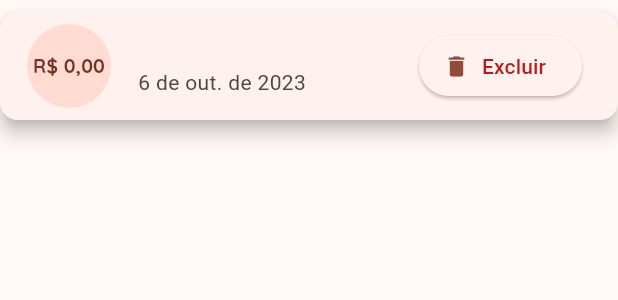
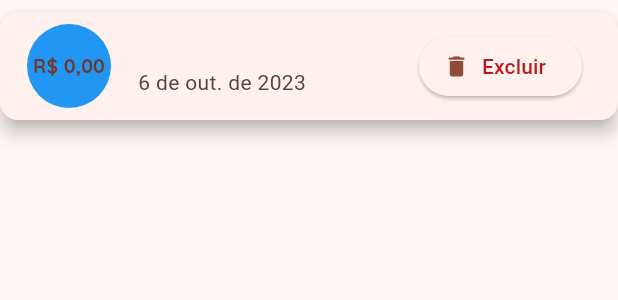
Before and after one commit to laesant/expenses, a Flutter app: the TransactionItem widget shown alone on an empty page, opened directly with empty values, on a phone screen of 412 x 824 dp. Shown: the top 300 px of the screen. Run offline on Flutter 3.47's test engine with Material 2 defaults, Android fonts, the phone set to English and light mode, and no system bars.

Commit message:
Usando Chaves

```diff
--- a/lib/components/transaction_item.dart
+++ b/lib/components/transaction_item.dart
@@ -1,8 +1,10 @@
+import 'dart:math';
+
 import 'package:expenses/models/transaction.dart';
 import 'package:flutter/material.dart';
 import 'package:intl/intl.dart';
 
-class TransactionItem extends StatelessWidget {
+class TransactionItem extends StatefulWidget {
   const TransactionItem({
     super.key,
     required this.onRemove,
@@ -11,6 +13,30 @@ class TransactionItem extends StatelessWidget {
 
   final void Function(String p1) onRemove;
   final Transaction transaction;
+
+  @override
+  State<TransactionItem> createState() => _TransactionItemState();
+}
+
+class _TransactionItemState extends State<TransactionItem> {
+  final colors = [
+    Colors.blue,
+    Colors.purple,
+    Colors.red,
+    Colors.yellow,
+    Colors.orange,
+    Colors.amber,
+  ];
+
+  late final Color _backgroundColor;
+
+  @override
+  void initState() {
+    int index = Random().nextInt(5);
+    _backgroundColor = colors[index];
+    super.initState();
+  }
+
   @override
   Widget build(BuildContext context) {
     return Card(
@@ -18,22 +44,23 @@ class TransactionItem extends StatelessWidget {
       margin: const EdgeInsets.symmetric(vertical: 8),
       child: ListTile(
         leading: CircleAvatar(
+            backgroundColor: _backgroundColor,
             radius: 30,
             child: Padding(
               padding: const EdgeInsets.all(6.0),
               child: FittedBox(
                 child: Text(
-                    "R\$ ${transaction.value.toStringAsFixed(2).replaceAll('.', ',')}"),
+                    "R\$ ${widget.transaction.value.toStringAsFixed(2).replaceAll('.', ',')}"),
               ),
             )),
-        title: Text(transaction.title,
+        title: Text(widget.transaction.title,
             style: Theme.of(context).textTheme.titleMedium),
         subtitle: Text(
-          DateFormat.yMMMd('pt').format(transaction.date),
+          DateFormat.yMMMd('pt').format(widget.transaction.date),
         ),
         trailing: MediaQuery.of(context).size.width > 400
             ? ElevatedButton.icon(
-                onPressed: () => onRemove(transaction.id),
+                onPressed: () => widget.onRemove(widget.transaction.id),
                 icon: const Icon(Icons.delete),
                 label: Text(
                   "Excluir",
@@ -41,7 +68,7 @@ class TransactionItem extends StatelessWidget {
                 ))
             : IconButton(
                 color: Theme.of(context).colorScheme.error,
-                onPressed: () => onRemove(transaction.id),
+                onPressed: () => widget.onRemove(widget.transaction.id),
                 icon: const Icon(Icons.delete)),
       ),
     );
```
Also changed, not shown: lib/components/transaction_list.dart (+7 -6 lines).
